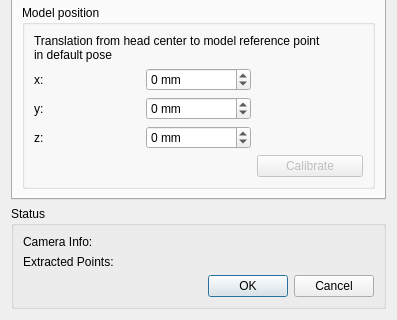
First picture: the form in ftnoir_tracker_pt/FTNoIR_PT_Controls.ui, repository opentrack/opentrack, before the edit; both pictures show x 0 to 397 and y 305 to 625 of the 397 by 625 pixel window.
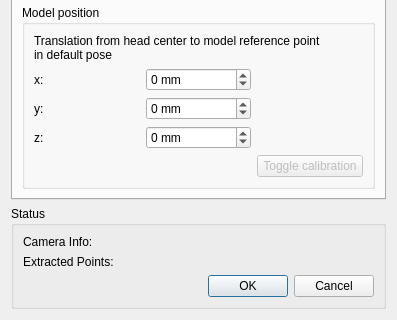
Second picture: the form after the edit. The open tabs and pages were chosen to show the change. Icons and pictures are not drawn.

Commit message: pt, aruco: rename calibration buttons for clarity

What changed in the file:
```diff
--- a/ftnoir_tracker_pt/FTNoIR_PT_Controls.ui
+++ b/ftnoir_tracker_pt/FTNoIR_PT_Controls.ui
@@ -1043,7 +1043,7 @@
              <bool>false</bool>
             </property>
             <property name="text">
-             <string>Calibrate</string>
+             <string>Toggle calibration</string>
             </property>
             <property name="checkable">
              <bool>true</bool>
```
Left out of the diff: 2 changed lines with no effect on the pictures. The commit also changes 1 other file.
